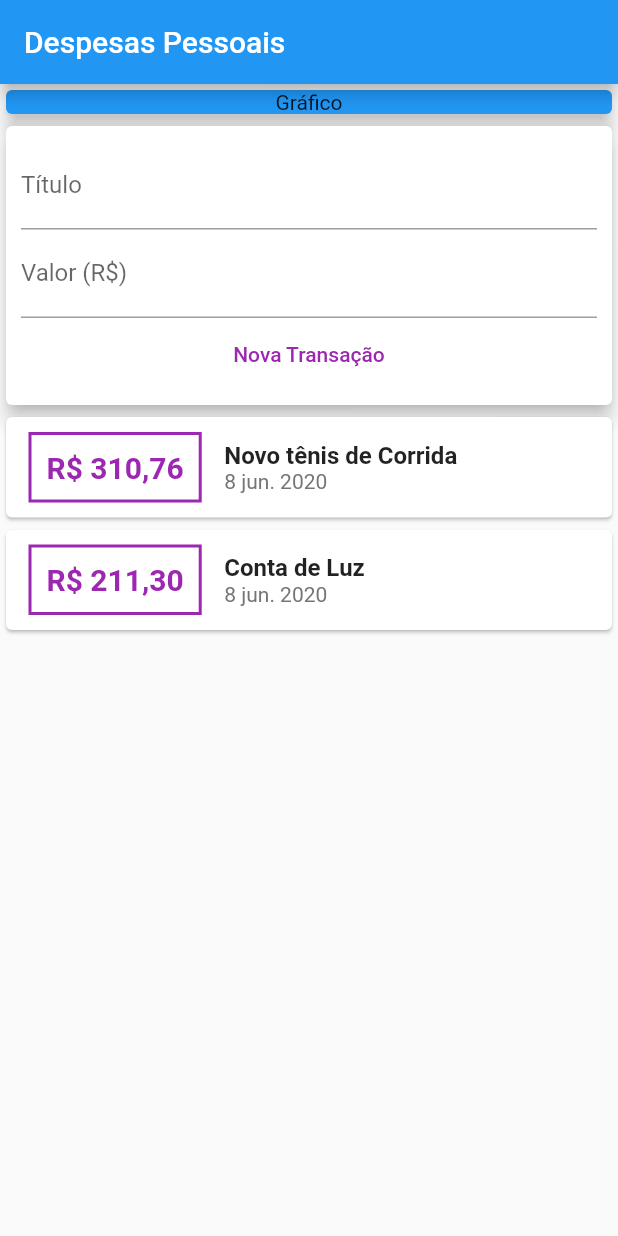
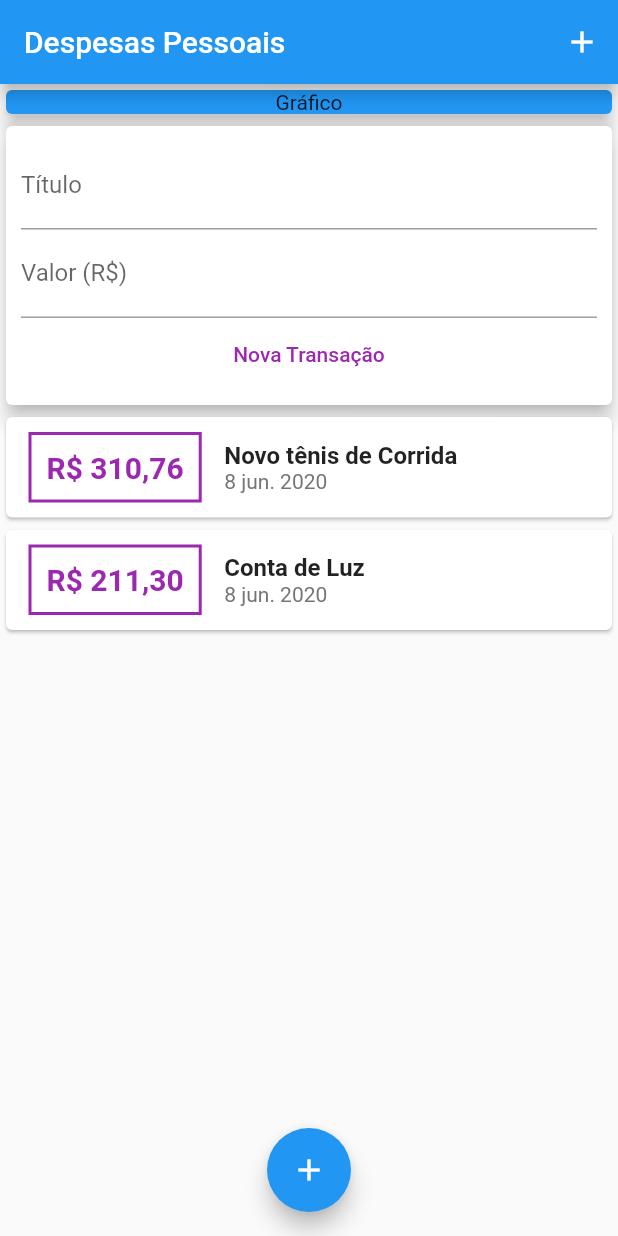
Before and after one commit to machado-jose/expenses, a Flutter app: the screen it shows after launch, on a phone screen of 412 x 824 dp. Run offline on Flutter 3.47's test engine with Material 2 defaults, Android fonts, the phone set to English and light mode, and no system bars.

Commit message:
Creating the add buttons

```diff
--- a/lib/main.dart
+++ b/lib/main.dart
@@ -24,6 +24,12 @@ class MyHomePage extends StatelessWidget {
     return Scaffold(
       appBar: AppBar(
         title: Text('Despesas Pessoais'),
+        actions: <Widget>[
+          IconButton(
+            icon: Icon(Icons.add),
+            onPressed: () {},
+          )
+        ],
       ),
       body: SingleChildScrollView(
         child: Column(
@@ -44,6 +50,11 @@ class MyHomePage extends StatelessWidget {
           ],
         ),
       ),
+      floatingActionButton: FloatingActionButton(
+        child: Icon(Icons.add),
+        onPressed: () {},
+      ),
+      floatingActionButtonLocation: FloatingActionButtonLocation.centerFloat,
     );
   }
 }
```
Also changed, not shown: lib/components/transaction_form.dart (+14 -5 lines).
